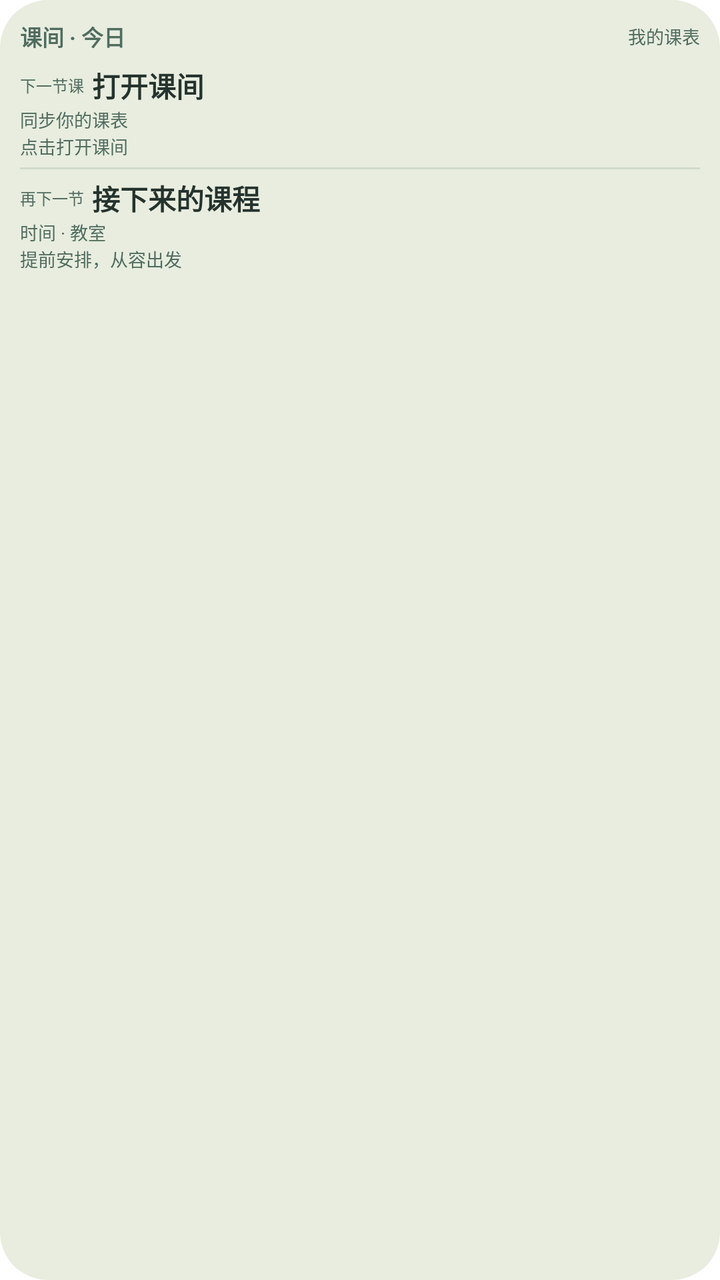
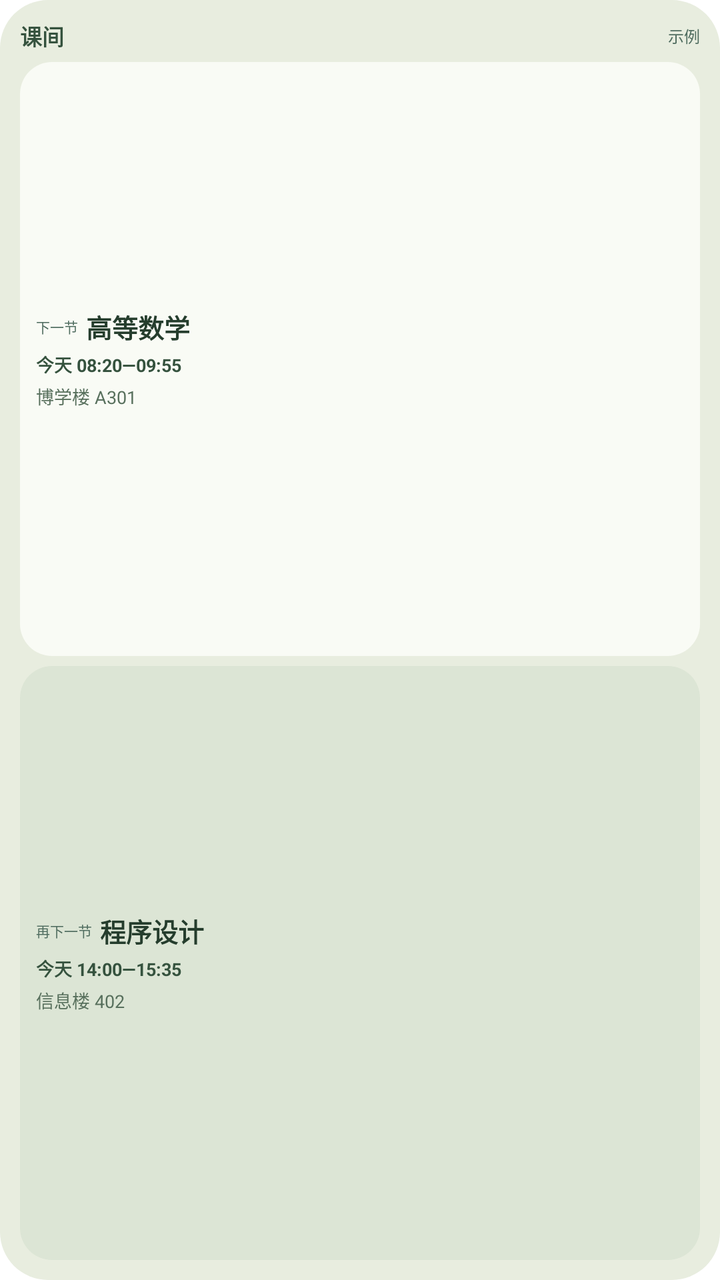

Screens rendered from an Android XML layout before and after an edit, with the pre-edit source and the edit as a unified diff.
<!-- AndroidManifest.xml: fallback theme Theme.MaterialComponents.DayNight.NoActionBar -->
<!-- res/layout/widget_schedule_compact.xml -->
<?xml version="1.0" encoding="utf-8"?>
<LinearLayout xmlns:android="http://schemas.android.com/apk/res/android"
    android:id="@+id/widget_root" android:layout_width="match_parent" android:layout_height="match_parent"
    android:orientation="vertical" android:padding="10dp" android:background="@drawable/widget_background">
    <LinearLayout android:layout_width="match_parent" android:layout_height="wrap_content" android:gravity="center_vertical">
        <TextView android:id="@+id/widget_date" android:layout_width="0dp" android:layout_weight="1" android:layout_height="wrap_content" android:text="课间 · 今日" android:textColor="#4F6C5F" android:textSize="11sp" android:textStyle="bold" android:maxLines="1" android:ellipsize="end" />
        <TextView android:id="@+id/widget_week" android:layout_width="wrap_content" android:layout_height="wrap_content" android:text="我的课表" android:textColor="#4F6C5F" android:textSize="9sp" android:maxLines="1" />
    </LinearLayout>
    <LinearLayout android:layout_width="match_parent" android:layout_height="wrap_content" android:layout_marginTop="6dp" android:gravity="center_vertical">
        <TextView android:id="@+id/widget_status" android:layout_width="wrap_content" android:layout_height="wrap_content" android:layout_marginRight="4dp" android:text="下一节课" android:textColor="#4F6C5F" android:textSize="8sp" android:maxLines="1" />
        <TextView android:id="@+id/widget_name" android:layout_width="0dp" android:layout_weight="1" android:layout_height="wrap_content" android:text="打开课间" android:textColor="#25332E" android:textSize="14sp" android:textStyle="bold" android:maxLines="1" android:ellipsize="end" />
    </LinearLayout>
    <TextView android:id="@+id/widget_time" android:layout_width="match_parent" android:layout_height="wrap_content" android:text="同步你的课表" android:textColor="#4F6C5F" android:textSize="9sp" android:maxLines="1" android:ellipsize="end" />
    <TextView android:id="@+id/widget_room" android:layout_width="match_parent" android:layout_height="wrap_content" android:text="点击打开课间" android:textColor="#4F6C5F" android:textSize="9sp" android:maxLines="1" android:ellipsize="end" />
    <LinearLayout android:id="@+id/widget_second" android:layout_width="match_parent" android:layout_height="wrap_content" android:orientation="vertical">
        <ImageView android:layout_width="match_parent" android:layout_height="1dp" android:layout_marginTop="4dp" android:layout_marginBottom="4dp" android:background="#D0DACD" android:importantForAccessibility="no" />
        <LinearLayout android:layout_width="match_parent" android:layout_height="wrap_content" android:gravity="center_vertical">
            <TextView android:layout_width="wrap_content" android:layout_height="wrap_content" android:layout_marginRight="4dp" android:text="再下一节" android:textColor="#4F6C5F" android:textSize="8sp" android:maxLines="1" />
            <TextView android:id="@+id/widget_second_name" android:layout_width="0dp" android:layout_weight="1" android:layout_height="wrap_content" android:text="接下来的课程" android:textColor="#25332E" android:textSize="14sp" android:textStyle="bold" android:maxLines="1" android:ellipsize="end" />
        </LinearLayout>
        <TextView android:id="@+id/widget_second_time" android:layout_width="match_parent" android:layout_height="wrap_content" android:text="时间 · 教室" android:textColor="#4F6C5F" android:textSize="9sp" android:maxLines="1" android:ellipsize="end" />
        <TextView android:id="@+id/widget_second_room" android:layout_width="match_parent" android:layout_height="wrap_content" android:text="提前安排，从容出发" android:textColor="#4F6C5F" android:textSize="9sp" android:maxLines="1" android:ellipsize="end" />
    </LinearLayout>
</LinearLayout>
<!-- resources referenced by this layout -->
<resources>
  <!-- drawable widget_background (drawable) -->
  <?xml version="1.0" encoding="utf-8"?>
  <shape xmlns:android="http://schemas.android.com/apk/res/android" android:shape="rectangle">
      <solid android:color="#E8EDDF" />
      <corners android:radius="24dp" />
  </shape>
</resources>

<!-- the commit's change to res/layout/widget_schedule_compact.xml (unified diff, before → after) -->
@@ -2,23 +2,24 @@
 <LinearLayout xmlns:android="http://schemas.android.com/apk/res/android"
     android:id="@+id/widget_root" android:layout_width="match_parent" android:layout_height="match_parent"
     android:orientation="vertical" android:padding="10dp" android:background="@drawable/widget_background">
-    <LinearLayout android:layout_width="match_parent" android:layout_height="wrap_content" android:gravity="center_vertical">
-        <TextView android:id="@+id/widget_date" android:layout_width="0dp" android:layout_weight="1" android:layout_height="wrap_content" android:text="课间 · 今日" android:textColor="#4F6C5F" android:textSize="11sp" android:textStyle="bold" android:maxLines="1" android:ellipsize="end" />
-        <TextView android:id="@+id/widget_week" android:layout_width="wrap_content" android:layout_height="wrap_content" android:text="我的课表" android:textColor="#4F6C5F" android:textSize="9sp" android:maxLines="1" />
+    <LinearLayout android:layout_width="match_parent" android:layout_height="16dp" android:gravity="center_vertical">
+        <TextView android:id="@+id/widget_date" android:layout_width="0dp" android:layout_weight="1" android:layout_height="wrap_content" android:text="课间" android:textColor="#35523E" android:textSize="11sp" android:textStyle="bold" android:maxLines="1" android:ellipsize="end" android:includeFontPadding="false" />
+        <TextView android:id="@+id/widget_week" android:layout_width="wrap_content" android:layout_height="wrap_content" android:text="示例" android:textColor="#4F6C5F" android:textSize="8sp" android:maxLines="1" android:includeFontPadding="false" />
     </LinearLayout>
-    <LinearLayout android:layout_width="match_parent" android:layout_height="wrap_content" android:layout_marginTop="6dp" android:gravity="center_vertical">
-        <TextView android:id="@+id/widget_status" android:layout_width="wrap_content" android:layout_height="wrap_content" android:layout_marginRight="4dp" android:text="下一节课" android:textColor="#4F6C5F" android:textSize="8sp" android:maxLines="1" />
-        <TextView android:id="@+id/widget_name" android:layout_width="0dp" android:layout_weight="1" android:layout_height="wrap_content" android:text="打开课间" android:textColor="#25332E" android:textSize="14sp" android:textStyle="bold" android:maxLines="1" android:ellipsize="end" />
+    <LinearLayout android:layout_width="match_parent" android:layout_height="0dp" android:layout_weight="1" android:layout_marginTop="5dp" android:paddingLeft="8dp" android:paddingRight="8dp" android:gravity="center_vertical" android:orientation="vertical" android:background="@drawable/widget_card_primary">
+        <LinearLayout android:layout_width="match_parent" android:layout_height="wrap_content" android:gravity="center_vertical">
+            <TextView android:id="@+id/widget_status" android:layout_width="wrap_content" android:layout_height="wrap_content" android:layout_marginRight="4dp" android:text="下一节" android:textColor="#4F6C5F" android:textSize="7sp" android:maxLines="1" android:includeFontPadding="false" />
+            <TextView android:id="@+id/widget_name" android:layout_width="0dp" android:layout_weight="1" android:layout_height="wrap_content" android:text="高等数学" android:textColor="#253D2D" android:textSize="13sp" android:textStyle="bold" android:maxLines="1" android:ellipsize="end" android:includeFontPadding="false" />
+        </LinearLayout>
+        <TextView android:id="@+id/widget_time" android:layout_width="match_parent" android:layout_height="wrap_content" android:layout_marginTop="3dp" android:text="今天 08:20—09:55" android:textColor="#35523E" android:textSize="9sp" android:textStyle="bold" android:maxLines="1" android:ellipsize="end" android:includeFontPadding="false" />
+        <TextView android:id="@+id/widget_room" android:layout_width="match_parent" android:layout_height="wrap_content" android:layout_marginTop="3dp" android:text="博学楼 A301" android:textColor="#58705D" android:textSize="9sp" android:maxLines="1" android:ellipsize="end" android:includeFontPadding="false" />
     </LinearLayout>
-    <TextView android:id="@+id/widget_time" android:layout_width="match_parent" android:layout_height="wrap_content" android:text="同步你的课表" android:textColor="#4F6C5F" android:textSize="9sp" android:maxLines="1" android:ellipsize="end" />
-    <TextView android:id="@+id/widget_room" android:layout_width="match_parent" android:layout_height="wrap_content" android:text="点击打开课间" android:textColor="#4F6C5F" android:textSize="9sp" android:maxLines="1" android:ellipsize="end" />
-    <LinearLayout android:id="@+id/widget_second" android:layout_width="match_parent" android:layout_height="wrap_content" android:orientation="vertical">
-        <ImageView android:layout_width="match_parent" android:layout_height="1dp" android:layout_marginTop="4dp" android:layout_marginBottom="4dp" android:background="#D0DACD" android:importantForAccessibility="no" />
+    <LinearLayout android:id="@+id/widget_second" android:layout_width="match_parent" android:layout_height="0dp" android:layout_weight="1" android:layout_marginTop="5dp" android:paddingLeft="8dp" android:paddingRight="8dp" android:gravity="center_vertical" android:orientation="vertical" android:background="@drawable/widget_card_secondary">
         <LinearLayout android:layout_width="match_parent" android:layout_height="wrap_content" android:gravity="center_vertical">
-            <TextView android:layout_width="wrap_content" android:layout_height="wrap_content" android:layout_marginRight="4dp" android:text="再下一节" android:textColor="#4F6C5F" android:textSize="8sp" android:maxLines="1" />
-            <TextView android:id="@+id/widget_second_name" android:layout_width="0dp" android:layout_weight="1" android:layout_height="wrap_content" android:text="接下来的课程" android:textColor="#25332E" android:textSize="14sp" android:textStyle="bold" android:maxLines="1" android:ellipsize="end" />
+            <TextView android:id="@+id/widget_second_status" android:layout_width="wrap_content" android:layout_height="wrap_content" android:layout_marginRight="4dp" android:text="再下一节" android:textColor="#4F6C5F" android:textSize="7sp" android:maxLines="1" android:includeFontPadding="false" />
+            <TextView android:id="@+id/widget_second_name" android:layout_width="0dp" android:layout_weight="1" android:layout_height="wrap_content" android:text="程序设计" android:textColor="#253D2D" android:textSize="13sp" android:textStyle="bold" android:maxLines="1" android:ellipsize="end" android:includeFontPadding="false" />
         </LinearLayout>
-        <TextView android:id="@+id/widget_second_time" android:layout_width="match_parent" android:layout_height="wrap_content" android:text="时间 · 教室" android:textColor="#4F6C5F" android:textSize="9sp" android:maxLines="1" android:ellipsize="end" />
-        <TextView android:id="@+id/widget_second_room" android:layout_width="match_parent" android:layout_height="wrap_content" android:text="提前安排，从容出发" android:textColor="#4F6C5F" android:textSize="9sp" android:maxLines="1" android:ellipsize="end" />
+        <TextView android:id="@+id/widget_second_time" android:layout_width="match_parent" android:layout_height="wrap_content" android:layout_marginTop="3dp" android:text="今天 14:00—15:35" android:textColor="#35523E" android:textSize="9sp" android:textStyle="bold" android:maxLines="1" android:ellipsize="end" android:includeFontPadding="false" />
+        <TextView android:id="@+id/widget_second_room" android:layout_width="match_parent" android:layout_height="wrap_content" android:layout_marginTop="3dp" android:text="信息楼 402" android:textColor="#58705D" android:textSize="9sp" android:maxLines="1" android:ellipsize="end" android:includeFontPadding="false" />
     </LinearLayout>
 </LinearLayout>
<!-- resource entries referenced after the edit -->
@@ -6,5 +6,17 @@
       <solid android:color="#E8EDDF" />
       <corners android:radius="24dp" />
   </shape>
+  <!-- drawable widget_card_primary (drawable) -->
+  <?xml version="1.0" encoding="utf-8"?>
+  <shape xmlns:android="http://schemas.android.com/apk/res/android" android:shape="rectangle">
+      <solid android:color="#F9FBF5" />
+      <corners android:radius="16dp" />
+  </shape>
+  <!-- drawable widget_card_secondary (drawable) -->
+  <?xml version="1.0" encoding="utf-8"?>
+  <shape xmlns:android="http://schemas.android.com/apk/res/android" android:shape="rectangle">
+      <solid android:color="#DCE5D5" />
+      <corners android:radius="16dp" />
+  </shape>
 </resources>
 
